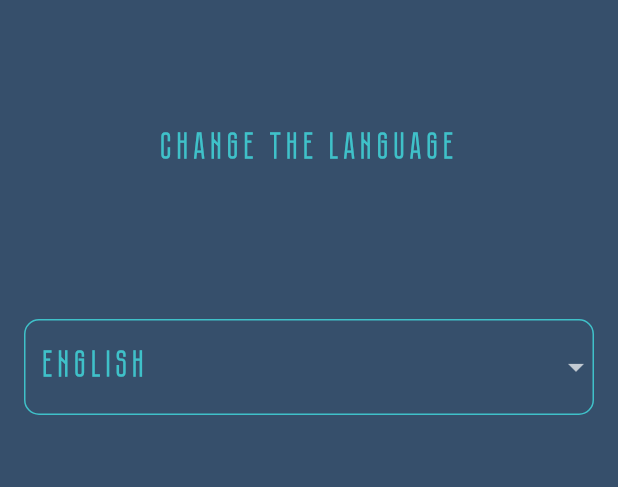
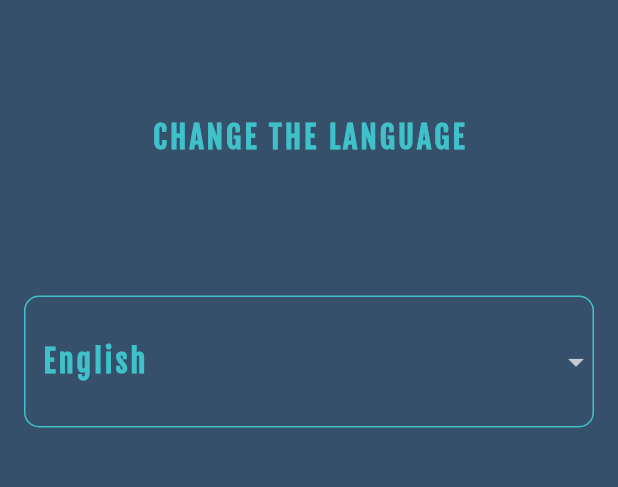
Before and after one commit to DavidBeppiev/Be-Finance, a Flutter app: the screen it shows after launch, on a phone screen of 412 x 824 dp, the part 594-1081 px from its top. Run offline on Flutter 3.47's test engine with Material 2 defaults, Android fonts, the phone set to English and light mode, and no system bars; our stand-ins replace bloc, flutter_bloc; statements that could not run were skipped.

```diff
--- a/assets/translations/de.json
+++ b/assets/translations/de.json
@@ -3,5 +3,7 @@
   "change_language": "Sprache ändern",
   "further_title": "Weiter",
   "hello_title" : "Willkommen bei Belfinance!",
-  "about_app" : "Unsere App erleichtert es den Menschen, mit ihren finanziellen Mitteln zu arbeiten. Setzen Sie sich Ziele, verwalten Sie Ihre Finanzen intelligenter, achten Sie auf Ausgaben und Einnahmen. Wir sind froh, dass du jetzt bei uns bist!"
+  "about_app" : "Unsere App erleichtert es den Menschen, mit ihren finanziellen Mitteln zu arbeiten. Setzen Sie sich Ziele, verwalten Sie Ihre Finanzen intelligenter, achten Sie auf Ausgaben und Einnahmen. Wir sind froh, dass du jetzt bei uns bist!",
+  "name_input_text": "Name",
+  "password_input_text": "Passwort"
 }
--- a/assets/translations/en.json
+++ b/assets/translations/en.json
@@ -3,5 +3,7 @@
   "change_language": "Change the language",
   "further_title": "Next",
   "hello_title" : "Welcome to BeFinance!",
-  "about_app" : "Our app makes it easier for people to work with their financial means. Set goals, manage finances smarter, follow the schedules of expenses and income. We are glad that you are with us now!"
+  "about_app" : "Our app makes it easier for people to work with their financial means. Set goals, manage finances smarter, follow the schedules of expenses and income. We are glad that you are with us now!",
+  "name_input_text": "Name",
+  "password_input_text": "Password"
 }
--- a/assets/translations/ru.json
+++ b/assets/translations/ru.json
@@ -3,5 +3,7 @@
   "change_language": "Смените язык",
   "further_title": "Далее",
   "hello_title": "Добро пожаловать в BeFinance!",
-  "about_app": "Наше приложение облегчает людям работу, с их финансовыми средствами. Ставь цели, распоряжайся финансами умнее, следи за графиками расходов и доходов. Мы рады, что ты теперь с нами!"
+  "about_app": "Наше приложение облегчает людям работу, с их финансовыми средствами. Ставь цели, распоряжайся финансами умнее, следи за графиками расходов и доходов. Мы рады, что ты теперь с нами!",
+  "name_input_text": "Имя",
+  "password_input_text": "Пароль"
 }
--- a/lib/data/constants/text_styles.dart
+++ b/lib/data/constants/text_styles.dart
@@ -3,18 +3,24 @@ import 'package:flutter/material.dart';
 
 abstract class AllStyles {
   static const TextStyle standartStyle = TextStyle(
-    letterSpacing: 3,
-    fontSize: 24,
+    letterSpacing: 2,
+    fontSize: 20,
     fontWeight: FontWeight.bold,
     color: AllColors.secondaryColor,
     fontFamily: 'Main'
   );
 
   static const TextStyle secondaryStyle = TextStyle(
-    letterSpacing: 6,
-    fontSize: 24,
+    fontSize: 23,
     fontWeight: FontWeight.bold,
     color: AllColors.mainColor,
+    fontFamily: 'Secondary'
+  );
+
+  static const TextStyle inputHelperStyle = TextStyle(
+    fontSize: 18,
+    // fontWeight: FontWeight.bold,
+    color: AllColors.secondaryColor,
     fontFamily: 'Main'
   );
 }
--- a/lib/ui/views/initial view/change_language_view.dart
+++ b/lib/ui/views/initial view/change_language_view.dart
@@ -1,7 +1,8 @@
 import 'package:be_finance_app/data/constants/text_styles.dart';
 import 'package:be_finance_app/localizations/app_localizations.dart';
+import 'package:be_finance_app/ui/pages/auth_page.dart';
 import 'package:be_finance_app/ui/widgets/change_language_widgets/drop_down_langs.dart';
-import 'package:be_finance_app/ui/widgets/custom_button.dart';
+import 'package:be_finance_app/ui/widgets/custom%20widgets/custom_button.dart';
 import 'package:flutter/material.dart';
 
 class ChangeLanguageView extends StatelessWidget {
@@ -19,11 +20,14 @@ class ChangeLanguageView extends StatelessWidget {
               'assets/images/logo_transparent.png',
             ),
             Text(
-              AppLocalizations.of(context)!.translate('change_language')!,
+              AppLocalizations.of(context)!.translate('change_language')!.toUpperCase(),
               style: AllStyles.standartStyle,
             ),
             Container(margin: const EdgeInsets.only(top: 14), child: DropDownMenuWidget(context)),
-            CustomButton(AppLocalizations.of(context)!.translate('further_title')!)
+            CustomButton(AppLocalizations.of(context)!.translate('further_title')!.toUpperCase(),
+                () {
+              Navigator.push(context, MaterialPageRoute(builder: (context) => LoginView()));
+            })
           ],
         ),
       ),
--- a/lib/ui/widgets/change_language_widgets/drop_down_langs.dart
+++ b/lib/ui/widgets/change_language_widgets/drop_down_langs.dart
@@ -17,6 +17,7 @@ Widget DropDownMenuWidget(BuildContext context) {
   return SizedBox(
     child: DropdownButtonFormField(
       isExpanded: false,
+      isDense: false,
       decoration: InputDecoration(
           enabledBorder: OutlineInputBorder(
             borderRadius: BorderRadius.all(Radius.circular(_borderRadius)),
```
Also changed, not shown: lib/ui/pages/auth_page.dart (added, +40 -0 lines), lib/ui/views/initial view/login_view.dart (deleted, +0 -10 lines), lib/ui/widgets/custom widgets/custom_button.dart (renamed from lib/ui/widgets/custom_button.dart, +4 -4 lines), lib/ui/widgets/input_widgets/text_form_field_widget.dart (added, +42 -0 lines), pubspec.yaml (+6 -3 lines), assets/fonts/fjalla-main.ttf (added), assets/fonts/numbers.ttf (renamed from assets/fonts/main-pobeda.ttf), lib/bloc_ex.dart (deleted).
